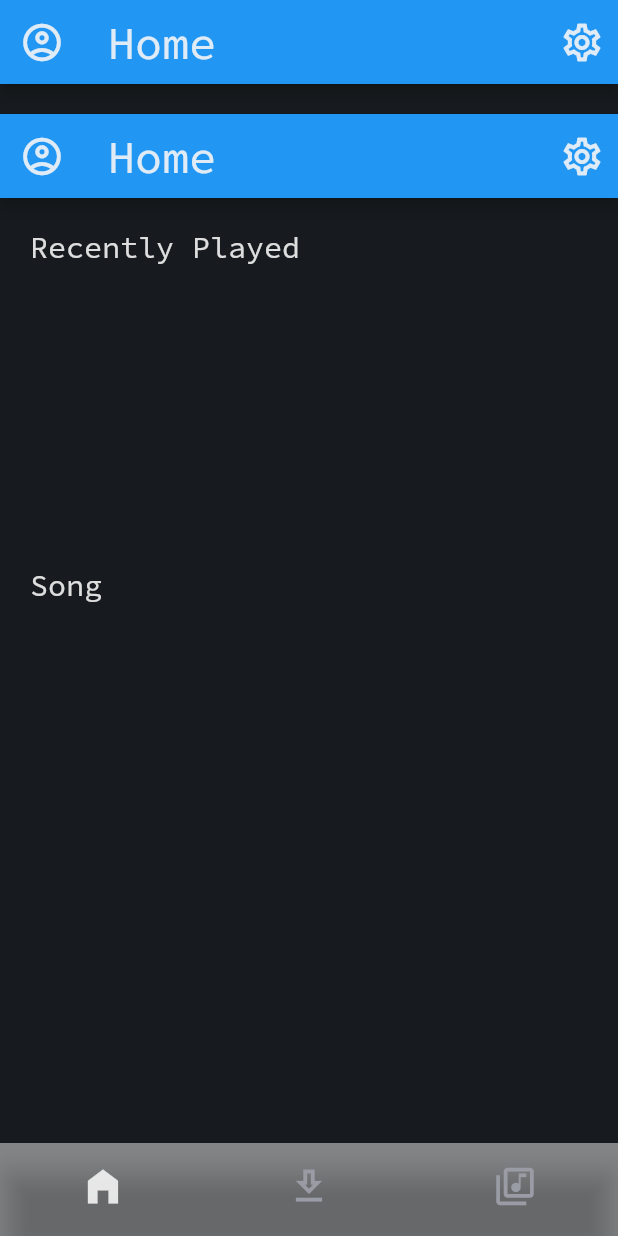
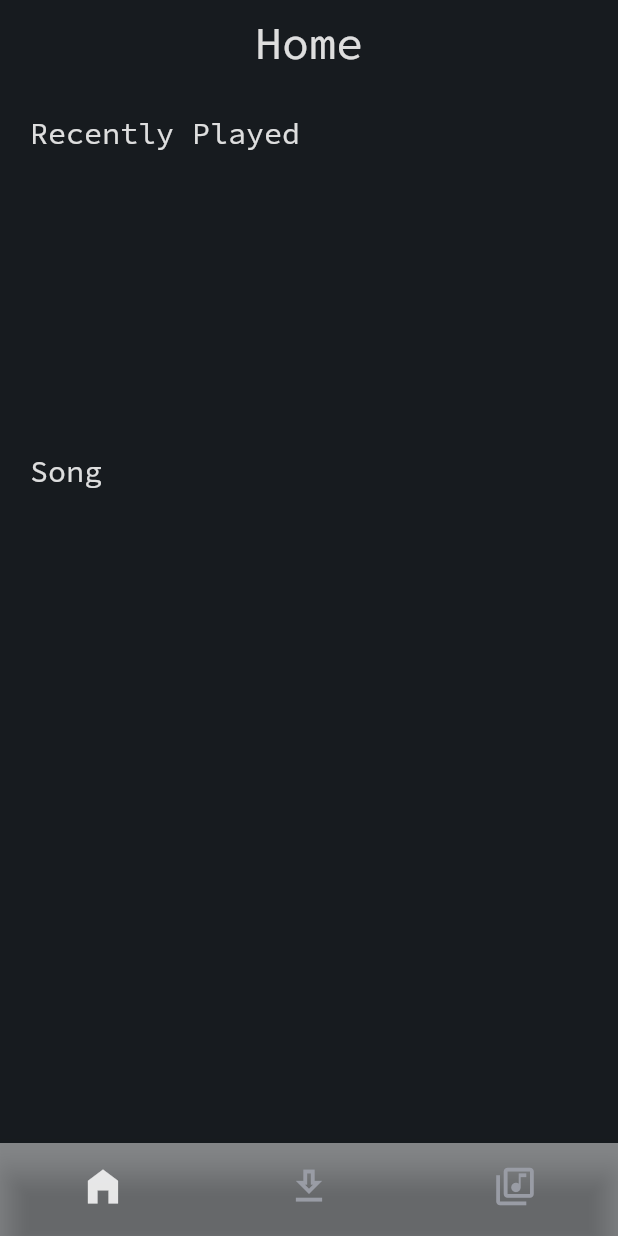
Before and after one commit to mstermigol/Sound, a Flutter app: the screen it shows after launch, on a phone screen of 412 x 824 dp. Run offline on Flutter 3.47's test engine with Material 2 defaults, Android fonts, the phone set to English and light mode, and no system bars.

Commit message:
deleting unused code

```diff
--- a/lib/screens/home_screen.dart
+++ b/lib/screens/home_screen.dart
@@ -14,10 +14,6 @@ class HomeScreen extends StatelessWidget{
       body: Column(
         crossAxisAlignment: CrossAxisAlignment.start,
         children:  const [
-          SizedBox(
-            height: 20.0,
-          ),
-          TopHome(),
           SizedBox(
             height: 20.0,
           ),
@@ -55,7 +51,12 @@ class TopHome extends StatelessWidget implements PreferredSizeWidget {
   @override
   Widget build(BuildContext context) {
     return AppBar(
-    title:  const Text("Home", style: TextStyle(
+      toolbarOpacity: 0.0,
+      bottomOpacity: 0.0,
+      elevation: 0.0,
+      centerTitle: true,
+      backgroundColor: Colors.transparent,
+      title:  const Text("Home", style: TextStyle(
         fontSize: 30.0,
         color: PALETTE.blanco,
         fontWeight: FontWeight.w400
```
